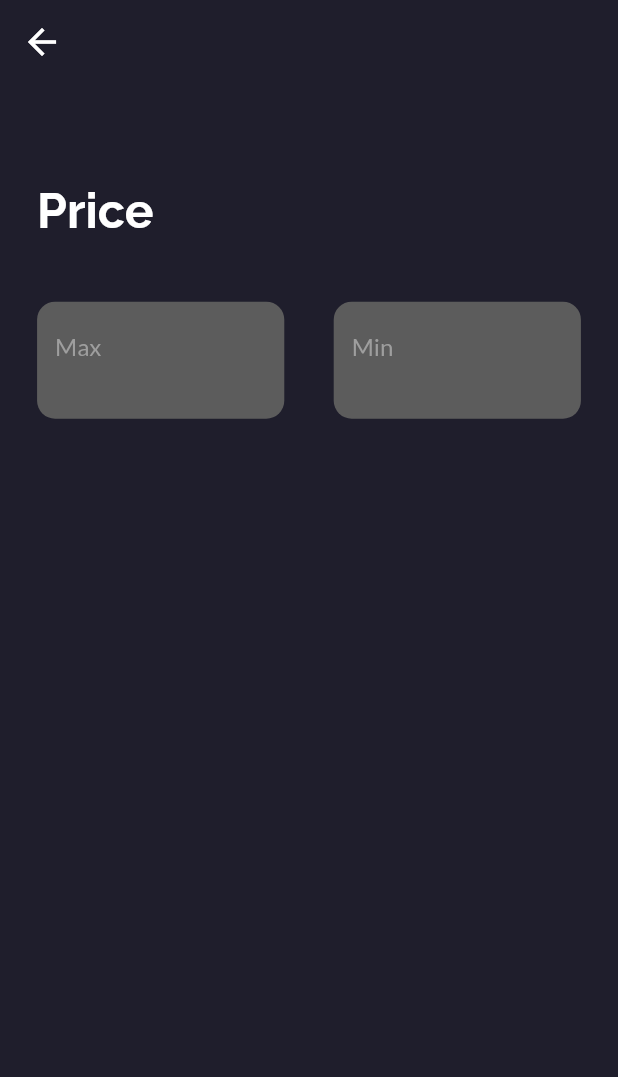
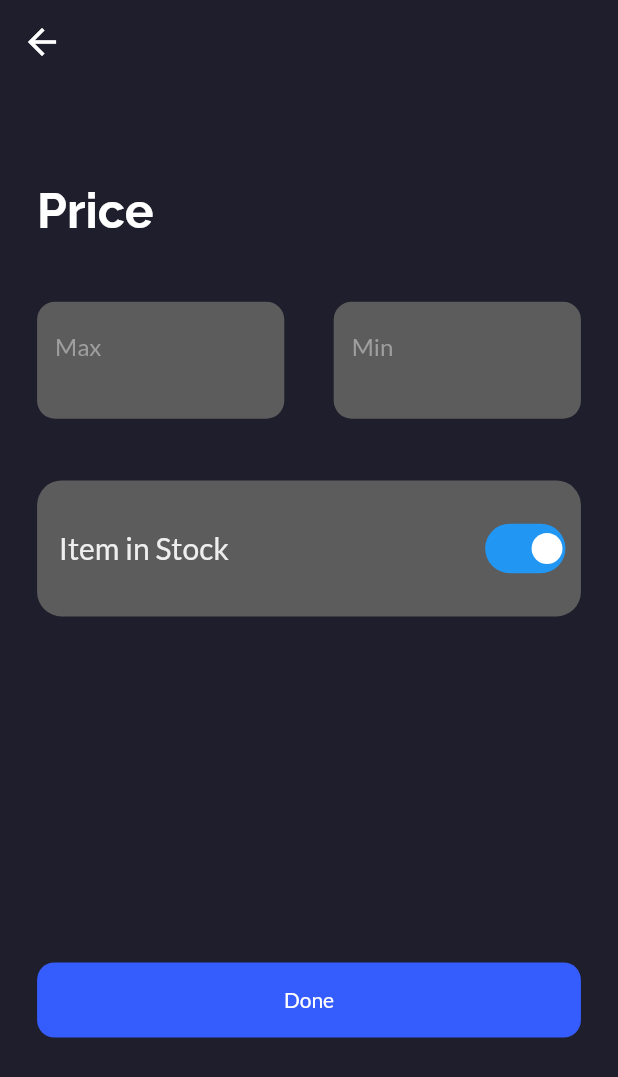
Before and after one commit to freaquish/locie, a Flutter app: the ItemMetaDataWidget screen opened directly, on a phone screen of 412 x 824 dp. Shown: the top 1077 px of the screen. Run offline on Flutter 3.47's test engine with Material 2 defaults, Android fonts, the phone set to English and light mode, and no system bars; our stand-ins replace bloc, cloud_firestore, firebase_auth, firebase_core, firebase_storage, flutter_bloc and 4 more; accounts and stored records are empty.

Commit message:
switch button and add item ui

```diff
--- a/lib/components/appBar.dart
+++ b/lib/components/appBar.dart
@@ -1,7 +1,12 @@
 import 'package:flutter/material.dart';
+import 'package:locie/components/color.dart';
 
 class Appbar {
-  appbar({Widget title, BuildContext context, Function onTap}) {
+  appbar(
+      {Widget title,
+      BuildContext context,
+      Function onTap,
+      List<Widget> actions}) {
     _goBack(parentContext) {
       if (onTap == null) {
         Navigator.pop(parentContext);
@@ -12,7 +17,7 @@ class Appbar {
 
     return AppBar(
       centerTitle: true,
-      backgroundColor: Color(0xff1f1e2c),
+      backgroundColor: Colour.bgColor,
       leading: IconButton(
         icon: Icon(Icons.arrow_back),
         iconSize: 28.0,
@@ -20,6 +25,7 @@ class Appbar {
           _goBack(context);
         },
       ),
+      actions: actions,
       title: title,
       elevation: 0,
     );
--- /dev/null
+++ b/lib/components/color.dart
@@ -0,0 +1,7 @@
+import 'package:flutter/painting.dart';
+
+class Colour {
+  static const bgColor = Color(0xff1f1e2c);
+  static const textfieldColor = Color(0xff5c5c5c);
+  static const submitButtonColor = Color(0xff355cfd);
+}
--- a/lib/components/primary_container.dart
+++ b/lib/components/primary_container.dart
@@ -1,5 +1,6 @@
 import 'package:flutter/material.dart';
 import 'package:flutter/widgets.dart';
+import 'package:locie/components/color.dart';
 import 'package:locie/helper/screen_size.dart';
 
 class PrimaryContainer extends StatelessWidget {
@@ -16,7 +17,7 @@ class PrimaryContainer extends StatelessWidget {
     return Container(
       width: screen.horizontal(100),
       height: screen.vertical(1000),
-      color: Color(0xff1f1e2c),
+      color: Colour.bgColor,
       child: widget,
     );
   }
--- /dev/null
+++ b/lib/components/switch_button.dart
@@ -0,0 +1,76 @@
+import 'package:flutter/material.dart';
+import 'package:locie/helper/screen_size.dart';
+
+class CustomSwitch extends StatefulWidget {
+  final bool value;
+  final ValueChanged<bool> onChanged;
+
+  CustomSwitch({Key key, this.value, this.onChanged}) : super(key: key);
+
+  @override
+  _CustomSwitchState createState() => _CustomSwitchState();
+}
+
+class _CustomSwitchState extends State<CustomSwitch>
+    with SingleTickerProviderStateMixin {
+  Animation _circleAnimation;
+  AnimationController _animationController;
+
+  @override
+  void initState() {
+    super.initState();
+    _animationController =
+        AnimationController(vsync: this, duration: Duration(milliseconds: 60));
+    _circleAnimation = AlignmentTween(
+            begin: widget.value ? Alignment.centerRight : Alignment.centerLeft,
+            end: widget.value ? Alignment.centerLeft : Alignment.centerRight)
+        .animate(CurvedAnimation(
+            parent: _animationController, curve: Curves.linear));
+  }
+
+  @override
+  Widget build(BuildContext context) {
+    final screen = Scale(context);
+    return AnimatedBuilder(
+      animation: _animationController,
+      builder: (context, child) {
+        return GestureDetector(
+          onTap: () {
+            if (_animationController.isCompleted) {
+              _animationController.reverse();
+            } else {
+              _animationController.forward();
+            }
+            widget.value == false
+                ? widget.onChanged(true)
+                : widget.onChanged(false);
+          },
+          child: Container(
+            width: screen.horizontal(13),
+            height: screen.vertical(40),
+            decoration: BoxDecoration(
+              borderRadius: BorderRadius.circular(screen.horizontal(6)),
+              color: _circleAnimation.value == Alignment.centerLeft
+                  ? Colors.grey
+                  : Colors.blue,
+            ),
+            child: Padding(
+              padding: const EdgeInsets.only(
+                  top: 2.0, bottom: 2.0, right: 2.0, left: 2.0),
+              child: Container(
+                alignment:
+                    widget.value ? Alignment.centerRight : Alignment.centerLeft,
+                child: Container(
+                  width: screen.horizontal(5),
+                  height: screen.vertical(26),
+                  decoration: BoxDecoration(
+                      shape: BoxShape.circle, color: Colors.white),
+                ),
+              ),
+            ),
+          ),
+        );
+      },
+    );
+  }
+}
--- a/lib/views/Add Item/item_meta_data.dart
+++ b/lib/views/Add Item/item_meta_data.dart
@@ -1,10 +1,12 @@
+import 'package:cloud_firestore/cloud_firestore.dart';
 import 'package:flutter/material.dart';
 import 'package:locie/components/appBar.dart';
+import 'package:locie/components/color.dart';
 import 'package:locie/components/flatActionButton.dart';
 import 'package:locie/components/font_text.dart';
 import 'package:locie/components/primary_container.dart';
+import 'package:locie/components/switch_button.dart';
 import 'package:locie/components/text_field.dart';
-import 'package:locie/helper/pick_image.dart';
 import 'package:locie/helper/screen_size.dart';
 
 class ItemMetaDataWidget extends StatefulWidget {
@@ -16,11 +18,15 @@ class _ItemMetaDataWidgetState extends State<ItemMetaDataWidget> {
   final _formKey = GlobalKey<FormState>();
   TextEditingController textEditingControllerMax = TextEditingController();
   TextEditingController textEditingControllerMin = TextEditingController();
+  List units = [];
+  String unit = 'kg';
+  bool _enable = true;
+  bool isListLoaded = false;
   @override
   Widget build(BuildContext context) {
     final screen = Scale(context);
     return Scaffold(
-      backgroundColor: Color(0xff1f1e2c),
+      backgroundColor: Colour.bgColor,
       appBar: Appbar().appbar(
         context: context,
         title: LatoText(
@@ -78,7 +84,7 @@ class _ItemMetaDataWidgetState extends State<ItemMetaDataWidget> {
                           Container(
                             width: screen.horizontal(40),
                             child: TextBox(
-                              validator: (value) {
+                                validator: (value) {
                                   if (value.isEmpty || value == null) {
                                     return 'Required field';
                                   }
@@ -92,6 +98,57 @@ class _ItemMetaDataWidgetState extends State<ItemMetaDataWidget> {
                           ),
                         ],
                       ),
+                    ),
+                    SizedBox(
+                      height: screen.vertical(50),
+                    ),
+                    Container(
+                      height: screen.vertical(110),
+                      width: screen.horizontal(100),
+                      decoration: BoxDecoration(
+                          color: Color(0xff5c5c5c),
+                          borderRadius: BorderRadius.all(
+                              Radius.circular(screen.horizontal(4)))),
+                      child: Row(
+                        mainAxisAlignment: MainAxisAlignment.spaceBetween,
+                        children: [
+                          Padding(
+                            padding:
+                                EdgeInsets.only(left: screen.horizontal(3.5)),
+                            child: LatoText(
+                              'Item in Stock',
+                              size: 20,
+                              fontColor: Colors.grey[200],
+                              weight: FontWeight.normal,
+                            ),
+                          ),
+                          Padding(
+                            padding:
+                                EdgeInsets.only(right: screen.horizontal(2.5)),
+                            child: CustomSwitch(
+                              value: _enable,
+                              onChanged: (bool val) {
+                                setState(() {
+                                  _enable = val;
+                                });
+                              },
+                            ),
+                          ),
+                        ],
+                      ),
+                    ),
+                    SizedBox(
+                      height: screen.vertical(280),
+                    ),
+                    SubmitButton(
+                      //TODO run a function for next page
+                      onPressed: () {
+                        if (_formKey.currentState.validate()) {
+                          debugPrint('submit');
+                        }
+                      },
+                      buttonName: 'Done',
+                      buttonColor: Colour.submitButtonColor,
                     )
                   ],
                 ),
--- a/lib/views/Create_Store/avatar_name.dart
+++ b/lib/views/Create_Store/avatar_name.dart
@@ -3,6 +3,7 @@ import 'dart:io';
 import 'package:flutter/material.dart';
 import 'package:locie/bloc/store_bloc.dart';
 import 'package:locie/components/appBar.dart';
+import 'package:locie/components/color.dart';
 import 'package:locie/components/flatActionButton.dart';
 import 'package:locie/components/font_text.dart';
 import 'package:locie/components/primary_container.dart';
@@ -84,7 +85,7 @@ class _CreateStoreWidgetState extends State<CreateStoreWidget> {
                                 ? DecorationImage(
                                     image: imageProvider(), fit: BoxFit.fill)
                                 : null,
-                            color: Color(0xff1f1e2c),
+                            color: Colour.bgColor,
                             borderRadius: BorderRadius.all(
                                 Radius.circular(screen.horizontal(4)))),
                       ),
--- a/lib/views/phone_authentication.dart
+++ b/lib/views/phone_authentication.dart
@@ -1,5 +1,6 @@
 import 'package:flutter/material.dart';
 import 'package:locie/bloc/authentication_bloc.dart';
+import 'package:locie/components/color.dart';
 import 'package:locie/components/country_codes.dart';
 import 'package:locie/components/flatActionButton.dart';
 import 'package:locie/components/primary_container.dart';
@@ -32,7 +33,7 @@ class _PhoneAuthenticationWidgetState extends State<PhoneAuthenticationWidget> {
   Widget build(BuildContext context) {
     final screen = Scale(context);
     return Scaffold(
-      backgroundColor: Color(0xff1f1e2c),
+      backgroundColor: Colour.bgColor,
       body: GestureDetector(
         onTap: () {
           FocusScope.of(context).unfocus();
--- a/lib/views/registration_screen.dart
+++ b/lib/views/registration_screen.dart
@@ -1,5 +1,6 @@
 import 'package:flutter/material.dart';
 import 'package:locie/bloc/authentication_bloc.dart';
+import 'package:locie/components/color.dart';
 import 'package:locie/components/flatActionButton.dart';
 import 'package:locie/components/font_text.dart';
 import 'package:locie/components/primary_container.dart';
@@ -37,7 +38,7 @@ class _RegistrationScreenState extends State<RegistrationScreen> {
         return false;
       },
       child: Scaffold(
-        backgroundColor: Color(0xff1f1e2c),
+        backgroundColor: Colour.bgColor,
         body: GestureDetector(
           onTap: () {
             FocusScope.of(context).unfocus();
--- a/lib/views/verify_otp.dart
+++ b/lib/views/verify_otp.dart
@@ -1,5 +1,6 @@
 import 'package:flutter/material.dart';
 import 'package:locie/bloc/authentication_bloc.dart';
+import 'package:locie/components/color.dart';
 import 'package:locie/components/flatActionButton.dart';
 import 'package:locie/components/font_text.dart';
 import 'package:locie/components/primary_container.dart';
@@ -31,7 +32,7 @@ class _VerifyOtpScreenState extends State<VerifyOtpScreen> {
   Widget build(BuildContext context) {
     final screen = Scale(context);
     return Scaffold(
-      backgroundColor: Color(0xff1f1e2c),
+      backgroundColor: Colour.bgColor,
       body: GestureDetector(
         onTap: () {
           FocusScope.of(context).unfocus();
```
Also changed, not shown: lib/main.dart (+6 -4 lines), lib/views/Add Item/add_item.dart (+21 -34 lines), lib/views/invoice.dart (added, +67 -0 lines).
